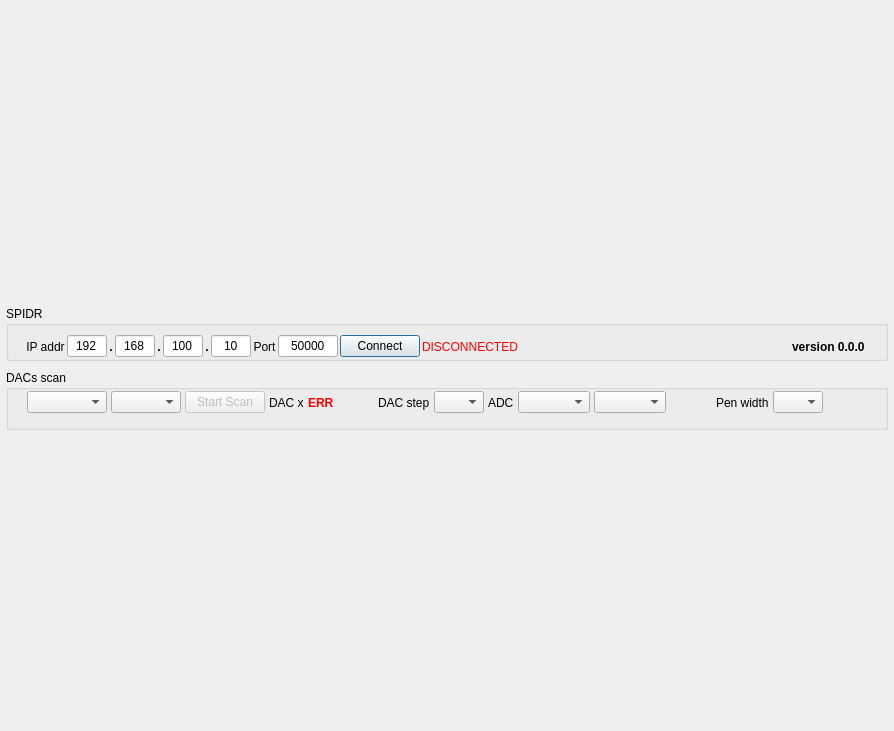
First picture: the form in SpidrDacsScan/SpidrDacsScan.ui, repository navrit/dexter, before the edit.
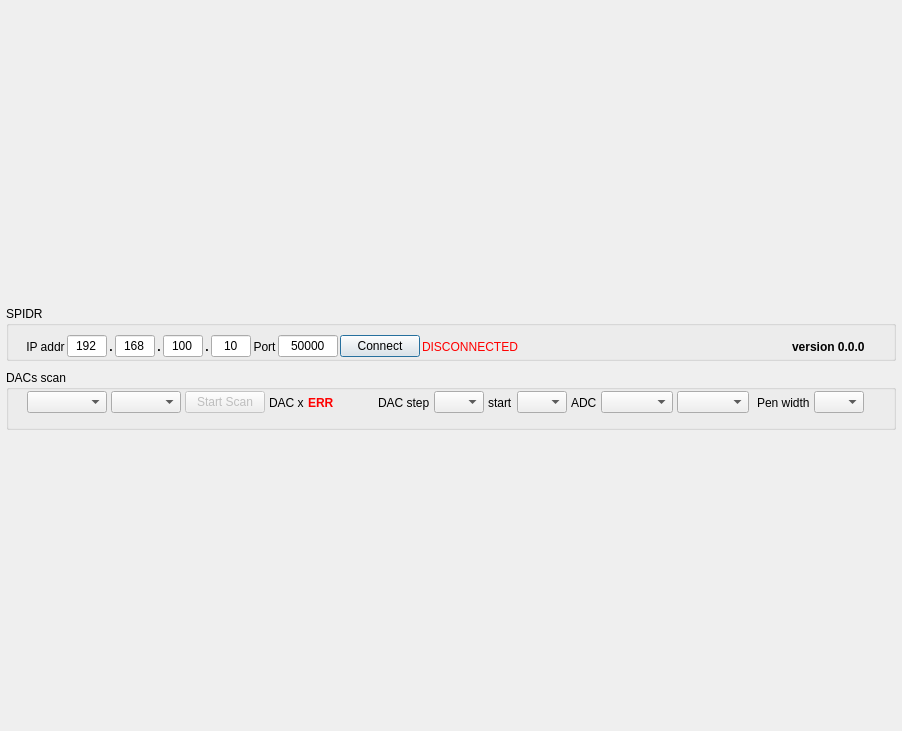
Second picture: the form after the edit. Icons and pictures are not drawn.

Commit message: added DAC start value combobox [0..4]

```diff
--- a/SpidrDacsScan/SpidrDacsScan.ui
+++ b/SpidrDacsScan/SpidrDacsScan.ui
@@ -6,7 +6,7 @@
    <rect>
     <x>0</x>
     <y>0</y>
-    <width>894</width>
+    <width>902</width>
     <height>731</height>
    </rect>
   </property>
@@ -495,6 +495,23 @@
            </property>
           </widget>
          </item>
+         <item>
+          <widget class="QLabel" name="labelDacStart">
+           <property name="text">
+            <string>start</string>
+           </property>
+          </widget>
+         </item>
+         <item>
+          <widget class="QComboBox" name="_comboBoxDacStart">
+           <property name="maximumSize">
+            <size>
+             <width>50</width>
+             <height>16777215</height>
+            </size>
+           </property>
+          </widget>
+         </item>
          <item>
           <widget class="QLabel" name="labelAdc">
            <property name="text">
```
The commit also changes 1 other file.
